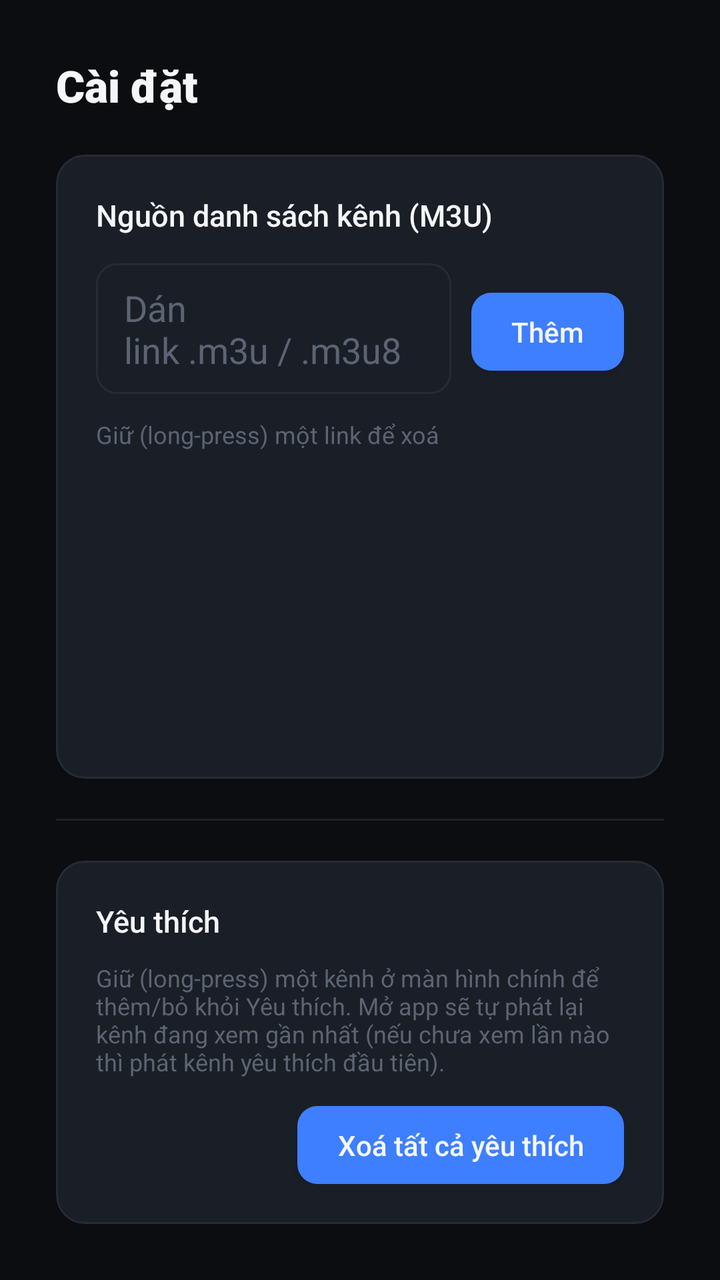
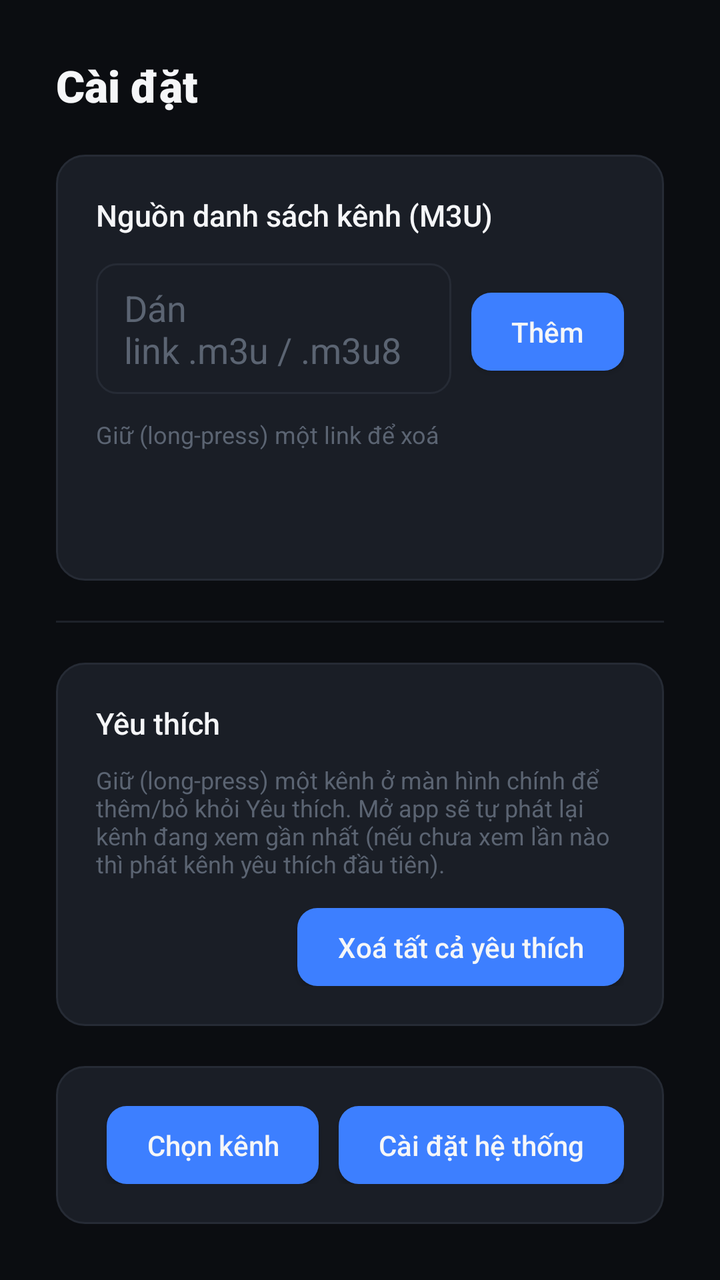

Before-and-after screenshots of an Android layout around one commit, followed by the original layout XML and the change that was made.
<!-- AndroidManifest.xml: application theme Theme.VnTv -->
<!-- res/layout/activity_settings.xml -->
<?xml version="1.0" encoding="utf-8"?>
<LinearLayout xmlns:android="http://schemas.android.com/apk/res/android"
    android:layout_width="match_parent"
    android:layout_height="match_parent"
    android:orientation="vertical"
    android:background="@color/bg_base"
    android:padding="28dp">

    <TextView
        android:layout_width="match_parent"
        android:layout_height="wrap_content"
        android:text="@string/settings_screen_title"
        android:textColor="@color/text_primary"
        android:fontFamily="sans-serif-black"
        android:textSize="22sp"
        android:paddingBottom="20dp" />

    <LinearLayout
        android:layout_width="match_parent"
        android:layout_height="0dp"
        android:layout_weight="1"
        android:orientation="vertical"
        android:background="@drawable/card_background"
        android:padding="20dp">

        <TextView
            android:layout_width="match_parent"
            android:layout_height="wrap_content"
            android:text="@string/settings_title"
            android:textColor="@color/text_primary"
            android:fontFamily="sans-serif-medium"
            android:textSize="15sp"
            android:paddingBottom="14dp" />

        <LinearLayout
            android:layout_width="match_parent"
            android:layout_height="wrap_content"
            android:orientation="horizontal">

            <EditText
                android:id="@+id/url_input"
                android:layout_width="0dp"
                android:layout_weight="1"
                android:layout_height="wrap_content"
                android:layout_marginEnd="10dp"
                style="@style/Widget.VnTv.EditText"
                android:hint="@string/url_hint" />

            <Button
                android:id="@+id/add_button"
                android:layout_width="wrap_content"
                android:layout_height="wrap_content"
                style="@style/Widget.VnTv.Button"
                android:text="@string/add" />
        </LinearLayout>

        <TextView
            android:layout_width="match_parent"
            android:layout_height="wrap_content"
            android:text="@string/remove_hint"
            android:textColor="@color/text_tertiary"
            android:textSize="12sp"
            android:paddingTop="12dp"
            android:paddingBottom="8dp" />

        <ListView
            android:id="@+id/url_list"
            android:layout_width="match_parent"
            android:layout_height="0dp"
            android:layout_weight="1"
            android:divider="@null"
            android:dividerHeight="4dp" />
    </LinearLayout>

    <View
        android:layout_width="match_parent"
        android:layout_height="1dp"
        android:layout_marginVertical="20dp"
        android:background="@color/divider" />

    <LinearLayout
        android:layout_width="match_parent"
        android:layout_height="wrap_content"
        android:orientation="vertical"
        android:background="@drawable/card_background"
        android:padding="20dp">

        <TextView
            android:layout_width="match_parent"
            android:layout_height="wrap_content"
            android:text="@string/favorites_section_title"
            android:textColor="@color/text_primary"
            android:fontFamily="sans-serif-medium"
            android:textSize="15sp"
            android:paddingBottom="10dp" />

        <TextView
            android:layout_width="match_parent"
            android:layout_height="wrap_content"
            android:text="@string/default_channel_hint"
            android:textColor="@color/text_tertiary"
            android:textSize="12sp"
            android:paddingBottom="14dp" />

        <LinearLayout
            android:layout_width="match_parent"
            android:layout_height="wrap_content"
            android:orientation="horizontal"
            android:gravity="center_vertical">

            <TextView
                android:id="@+id/default_channel_value"
                android:layout_width="0dp"
                android:layout_weight="1"
                android:layout_height="wrap_content"
                android:textColor="@color/text_secondary"
                android:textSize="14sp" />

            <Button
                android:id="@+id/clear_default_button"
                android:layout_width="wrap_content"
                android:layout_height="wrap_content"
                style="@style/Widget.VnTv.Button"
                android:text="@string/clear_favorites" />
        </LinearLayout>
    </LinearLayout>
</LinearLayout>
<!-- resources referenced by this layout -->
<resources>
  <color name="bg_base">#0B0D11</color>
  <color name="divider">#1E222A</color>
  <color name="text_primary">#F5F6F8</color>
  <color name="text_secondary">#99A2B3</color>
  <color name="text_tertiary">#5B6472</color>
  <!-- drawable card_background (drawable) -->
  <?xml version="1.0" encoding="utf-8"?>
  <shape xmlns:android="http://schemas.android.com/apk/res/android" android:shape="rectangle">
      <solid android:color="@color/surface_card" />
      <corners android:radius="14dp" />
      <stroke android:width="1dp" android:color="@color/border_subtle" />
  </shape>
  <string name="add">Thêm</string>
  <string name="clear_favorites">Xoá tất cả yêu thích</string>
  <string name="default_channel_hint">Giữ (long-press) một kênh ở màn hình chính để thêm/bỏ khỏi Yêu thích. Mở app sẽ tự phát lại kênh đang xem gần nhất (nếu chưa xem lần nào thì phát kênh yêu thích đầu tiên).</string>
  <string name="favorites_section_title">Yêu thích</string>
  <string name="remove_hint">Giữ (long-press) một link để xoá</string>
  <string name="settings_screen_title">Cài đặt</string>
  <string name="settings_title">Nguồn danh sách kênh (M3U)</string>
  <string name="url_hint">Dán link .m3u / .m3u8</string>
  <style name="Widget.VnTv.Button" parent="Widget.AppCompat.Button">
          <item name="android:background">@drawable/button_background</item>
          <item name="android:textColor">@color/text_primary</item>
          <item name="android:textAllCaps">false</item>
          <item name="android:fontFamily">sans-serif-medium</item>
          <item name="android:paddingLeft">20dp</item>
          <item name="android:paddingRight">20dp</item>
          <item name="android:paddingTop">10dp</item>
          <item name="android:paddingBottom">10dp</item>
          <item name="android:minWidth">0dp</item>
          <item name="android:minHeight">0dp</item>
      </style>
  <style name="Widget.VnTv.EditText" parent="Widget.AppCompat.EditText">
          <item name="android:background">@drawable/edittext_background</item>
          <item name="android:textColor">@color/text_primary</item>
          <item name="android:textColorHint">@color/text_tertiary</item>
          <item name="android:paddingLeft">14dp</item>
          <item name="android:paddingRight">14dp</item>
          <item name="android:paddingTop">10dp</item>
          <item name="android:paddingBottom">10dp</item>
      </style>
  <style name="Theme.VnTv" parent="Theme.AppCompat.NoActionBar">
          <item name="android:windowBackground">@color/bg_base</item>
          <item name="colorAccent">@color/accent</item>
          <item name="colorControlNormal">@color/text_secondary</item>
          <item name="colorControlActivated">@color/accent</item>
          <item name="colorControlHighlight">@color/accent_soft</item>
          <item name="android:textColorPrimary">@color/text_primary</item>
          <item name="android:textColorSecondary">@color/text_secondary</item>
      </style>
  <color name="surface_card">#1A1E26</color>
  <color name="border_subtle">#262B35</color>
  <color name="accent">#3D7FFF</color>
  <color name="accent_soft">#1C2B47</color>
  <color name="accent_light">#6AA0FF</color>
  <color name="accent_dark">#2D63D6</color>
  <color name="surface_card_focused">#232935</color>
  <!-- unchanged entries left out for length: 2 -->
</resources>

<!-- the commit's change to res/layout/activity_settings.xml (unified diff, before → after) -->
@@ -124,4 +124,37 @@
                 android:text="@string/clear_favorites" />
         </LinearLayout>
     </LinearLayout>
+
+    <LinearLayout
+        android:layout_width="match_parent"
+        android:layout_height="wrap_content"
+        android:layout_marginTop="20dp"
+        android:orientation="horizontal"
+        android:gravity="center_vertical"
+        android:background="@drawable/card_background"
+        android:padding="20dp">
+
+        <TextView
+            android:id="@+id/hotkey_value"
+            android:layout_width="0dp"
+            android:layout_weight="1"
+            android:layout_height="wrap_content"
+            android:textColor="@color/text_secondary"
+            android:textSize="14sp" />
+
+        <Button
+            android:id="@+id/hotkey_button"
+            android:layout_width="wrap_content"
+            android:layout_height="wrap_content"
+            android:layout_marginEnd="10dp"
+            style="@style/Widget.VnTv.Button"
+            android:text="@string/hotkey_choose" />
+
+        <Button
+            android:id="@+id/system_settings_button"
+            android:layout_width="wrap_content"
+            android:layout_height="wrap_content"
+            style="@style/Widget.VnTv.Button"
+            android:text="@string/system_settings" />
+    </LinearLayout>
 </LinearLayout>
<!-- resource entries referenced after the edit -->
@@ -16,9 +16,11 @@
   <string name="clear_favorites">Xoá tất cả yêu thích</string>
   <string name="default_channel_hint">Giữ (long-press) một kênh ở màn hình chính để thêm/bỏ khỏi Yêu thích. Mở app sẽ tự phát lại kênh đang xem gần nhất (nếu chưa xem lần nào thì phát kênh yêu thích đầu tiên).</string>
   <string name="favorites_section_title">Yêu thích</string>
+  <string name="hotkey_choose">Chọn kênh</string>
   <string name="remove_hint">Giữ (long-press) một link để xoá</string>
   <string name="settings_screen_title">Cài đặt</string>
   <string name="settings_title">Nguồn danh sách kênh (M3U)</string>
+  <string name="system_settings">Cài đặt hệ thống</string>
   <string name="url_hint">Dán link .m3u / .m3u8</string>
   <style name="Widget.VnTv.Button" parent="Widget.AppCompat.Button">
           <item name="android:background">@drawable/button_background</item>
